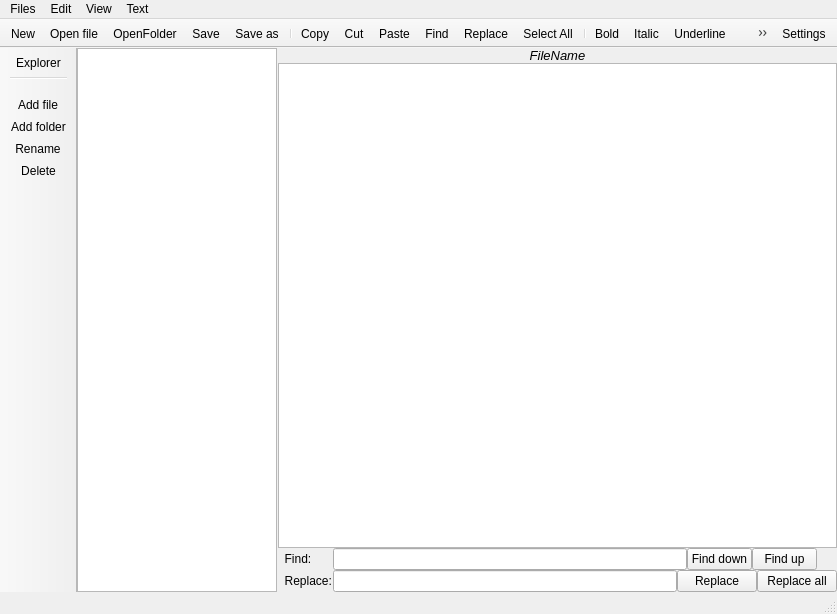
Before: the Qt Designer form mainwindow.ui in vorobeyka/TextEditor, drawn with Qt 5.
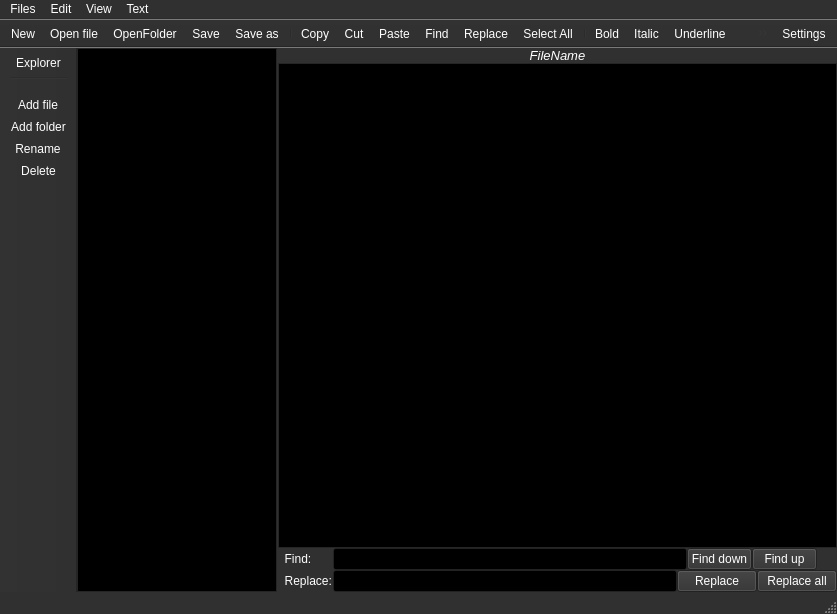
After: the same form once the commit is applied. Icons and pictures are not drawn.

What changed in the file:
```diff
--- a/mainwindow.ui
+++ b/mainwindow.ui
@@ -16,6 +16,448 @@
     <height>480</height>
    </size>
   </property>
+  <property name="palette">
+   <palette>
+    <active>
+     <colorrole role="WindowText">
+      <brush brushstyle="SolidPattern">
+       <color alpha="255">
+        <red>255</red>
+        <green>255</green>
+        <blue>255</blue>
+       </color>
+      </brush>
+     </colorrole>
+     <colorrole role="Button">
+      <brush brushstyle="SolidPattern">
+       <color alpha="255">
+        <red>48</red>
+        <green>48</green>
+        <blue>48</blue>
+       </color>
+      </brush>
+     </colorrole>
+     <colorrole role="Light">
+      <brush brushstyle="SolidPattern">
+       <color alpha="255">
+        <red>72</red>
+        <green>72</green>
+        <blue>72</blue>
+       </color>
+      </brush>
+     </colorrole>
+     <colorrole role="Midlight">
+      <brush brushstyle="SolidPattern">
+       <color alpha="255">
+        <red>60</red>
+        <green>60</green>
+        <blue>60</blue>
+       </color>
+      </brush>
+     </colorrole>
+     <colorrole role="Dark">
+      <brush brushstyle="SolidPattern">
+       <color alpha="255">
+        <red>24</red>
+        <green>24</green>
+        <blue>24</blue>
+       </color>
+      </brush>
+     </colorrole>
+     <colorrole role="Mid">
+      <brush brushstyle="SolidPattern">
+       <color alpha="255">
+        <red>32</red>
+        <green>32</green>
+        <blue>32</blue>
+       </color>
+      </brush>
+     </colorrole>
+     <colorrole role="Text">
+      <brush brushstyle="SolidPattern">
+       <color alpha="255">
+        <red>255</red>
+        <green>255</green>
+        <blue>255</blue>
+       </color>
+      </brush>
+     </colorrole>
+     <colorrole role="BrightText">
+      <brush brushstyle="SolidPattern">
+       <color alpha="255">
+        <red>255</red>
+        <green>255</green>
+        <blue>255</blue>
+       </color>
+      </brush>
+     </colorrole>
+     <colorrole role="ButtonText">
+      <brush brushstyle="SolidPattern">
+       <color alpha="255">
+        <red>255</red>
+        <green>255</green>
+        <blue>255</blue>
+       </color>
+      </brush>
+     </colorrole>
+     <colorrole role="Base">
+      <brush brushstyle="SolidPattern">
+       <color alpha="255">
+        <red>0</red>
+        <green>0</green>
+        <blue>0</blue>
+       </color>
+      </brush>
+     </colorrole>
+     <colorrole role="Window">
+      <brush brushstyle="SolidPattern">
+       <color alpha="255">
+        <red>48</red>
+        <green>48</green>
+        <blue>48</blue>
+       </color>
+      </brush>
+     </colorrole>
+     <colorrole role="Shadow">
+      <brush brushstyle="SolidPattern">
+       <color alpha="255">
+        <red>0</red>
+        <green>0</green>
+        <blue>0</blue>
+       </color>
+      </brush>
+     </colorrole>
+     <colorrole role="AlternateBase">
+      <brush brushstyle="SolidPattern">
+       <color alpha="255">
+        <red>24</red>
+        <green>24</green>
+        <blue>24</blue>
+       </color>
+      </brush>
+     </colorrole>
+     <colorrole role="ToolTipBase">
+      <brush brushstyle="SolidPattern">
+       <color alpha="255">
+        <red>255</red>
+        <green>255</green>
+        <blue>220</blue>
+       </color>
+      </brush>
+     </colorrole>
+     <colorrole role="ToolTipText">
+      <brush brushstyle="SolidPattern">
+       <color alpha="255">
+        <red>0</red>
+        <green>0</green>
+        <blue>0</blue>
+       </color>
+      </brush>
+     </colorrole>
+     <colorrole role="PlaceholderText">
+      <brush brushstyle="SolidPattern">
+       <color alpha="128">
+        <red>255</red>
+        <green>255</green>
+        <blue>255</blue>
+       </color>
+      </brush>
+     </colorrole>
+    </active>
+    <inactive>
+     <colorrole role="WindowText">
+      <brush brushstyle="SolidPattern">
+       <color alpha="255">
+        <red>255</red>
+        <green>255</green>
+        <blue>255</blue>
+       </color>
+      </brush>
+     </colorrole>
+     <colorrole role="Button">
+      <brush brushstyle="SolidPattern">
+       <color alpha="255">
+        <red>48</red>
+        <green>48</green>
+        <blue>48</blue>
+       </color>
+      </brush>
+     </colorrole>
+     <colorrole role="Light">
+      <brush brushstyle="SolidPattern">
+       <color alpha="255">
+        <red>72</red>
+        <green>72</green>
+        <blue>72</blue>
+       </color>
+      </brush>
+     </colorrole>
+     <colorrole role="Midlight">
+      <brush brushstyle="SolidPattern">
+       <color alpha="255">
+        <red>60</red>
+        <green>60</green>
+        <blue>60</blue>
+       </color>
+      </brush>
+     </colorrole>
+     <colorrole role="Dark">
+      <brush brushstyle="SolidPattern">
+       <color alpha="255">
+        <red>24</red>
+        <green>24</green>
+        <blue>24</blue>
+       </color>
+      </brush>
+     </colorrole>
+     <colorrole role="Mid">
+      <brush brushstyle="SolidPattern">
+       <color alpha="255">
+        <red>32</red>
+        <green>32</green>
+        <blue>32</blue>
+       </color>
+      </brush>
+     </colorrole>
+     <colorrole role="Text">
+      <brush brushstyle="SolidPattern">
+       <color alpha="255">
+        <red>255</red>
+        <green>255</green>
+        <blue>255</blue>
+       </color>
+      </brush>
+     </colorrole>
+     <colorrole role="BrightText">
+      <brush brushstyle="SolidPattern">
+       <color alpha="255">
+        <red>255</red>
+        <green>255</green>
+        <blue>255</blue>
+       </color>
+      </brush>
+     </colorrole>
+     <colorrole role="ButtonText">
+      <brush brushstyle="SolidPattern">
+       <color alpha="255">
+        <red>255</red>
+        <green>255</green>
+        <blue>255</blue>
+       </color>
+      </brush>
+     </colorrole>
+     <colorrole role="Base">
+      <brush brushstyle="SolidPattern">
+       <color alpha="255">
+        <red>0</red>
+        <green>0</green>
+        <blue>0</blue>
+       </color>
+      </brush>
+     </colorrole>
+     <colorrole role="Window">
+      <brush brushstyle="SolidPattern">
+       <color alpha="255">
+        <red>48</red>
+        <green>48</green>
+        <blue>48</blue>
+       </color>
+      </brush>
+     </colorrole>
+     <colorrole role="Shadow">
+      <brush brushstyle="SolidPattern">
+       <color alpha="255">
+        <red>0</red>
+        <green>0</green>
+        <blue>0</blue>
+       </color>
+      </brush>
+     </colorrole>
+     <colorrole role="AlternateBase">
+      <brush brushstyle="SolidPattern">
+       <color alpha="255">
+        <red>24</red>
+        <green>24</green>
+        <blue>24</blue>
+       </color>
+      </brush>
+     </colorrole>
+     <colorrole role="ToolTipBase">
+      <brush brushstyle="SolidPattern">
+       <color alpha="255">
+        <red>255</red>
+        <green>255</green>
+        <blue>220</blue>
+       </color>
+      </brush>
+     </colorrole>
+     <colorrole role="ToolTipText">
+      <brush brushstyle="SolidPattern">
+       <color alpha="255">
+        <red>0</red>
+        <green>0</green>
+        <blue>0</blue>
+       </color>
+      </brush>
+     </colorrole>
+     <colorrole role="PlaceholderText">
+      <brush brushstyle="SolidPattern">
+       <color alpha="128">
+        <red>255</red>
+        <green>255</green>
+        <blue>255</blue>
+       </color>
+      </brush>
+     </colorrole>
+    </inactive>
+    <disabled>
+     <colorrole role="WindowText">
+      <brush brushstyle="SolidPattern">
+       <color alpha="255">
+        <red>24</red>
+        <green>24</green>
+        <blue>24</blue>
+       </color>
+      </brush>
+     </colorrole>
+     <colorrole role="Button">
+      <brush brushstyle="SolidPattern">
+       <color alpha="255">
+        <red>48</red>
+        <green>48</green>
+        <blue>48</blue>
+       </color>
+      </brush>
+     </colorrole>
+     <colorrole role="Light">
+      <brush brushstyle="SolidPattern">
+       <color alpha="255">
+        <red>72</red>
+        <green>72</green>
+        <blue>72</blue>
+       </color>
+      </brush>
+     </colorrole>
+     <colorrole role="Midlight">
+      <brush brushstyle="SolidPattern">
+       <color alpha="255">
+        <red>60</red>
+        <green>60</green>
+        <blue>60</blue>
+       </color>
+      </brush>
+     </colorrole>
+     <colorrole role="Dark">
+      <brush brushstyle="SolidPattern">
+       <color alpha="255">
+        <red>24</red>
+        <green>24</green>
+        <blue>24</blue>
+       </color>
+      </brush>
+     </colorrole>
+     <colorrole role="Mid">
+      <brush brushstyle="SolidPattern">
+       <color alpha="255">
+        <red>32</red>
+        <green>32</green>
+        <blue>32</blue>
+       </color>
+      </brush>
+     </colorrole>
+     <colorrole role="Text">
+      <brush brushstyle="SolidPattern">
+       <color alpha="255">
+        <red>24</red>
+        <green>24</green>
+        <blue>24</blue>
+       </color>
+      </brush>
+     </colorrole>
+     <colorrole role="BrightText">
+      <brush brushstyle="SolidPattern">
+       <color alpha="255">
+        <red>255</red>
+        <green>255</green>
+        <blue>255</blue>
+       </color>
+      </brush>
+     </colorrole>
+     <colorrole role="ButtonText">
+      <brush brushstyle="SolidPattern">
+       <color alpha="255">
+        <red>24</red>
+        <green>24</green>
+        <blue>24</blue>
+       </color>
+      </brush>
+     </colorrole>
+     <colorrole role="Base">
+      <brush brushstyle="SolidPattern">
+       <color alpha="255">
+        <red>48</red>
+        <green>48</green>
+        <blue>48</blue>
+       </color>
+      </brush>
+     </colorrole>
+     <colorrole role="Window">
+      <brush brushstyle="SolidPattern">
+       <color alpha="255">
+        <red>48</red>
+        <green>48</green>
+        <blue>48</blue>
+       </color>
+      </brush>
+     </colorrole>
+     <colorrole role="Shadow">
+      <brush brushstyle="SolidPattern">
+       <color alpha="255">
+        <red>0</red>
+        <green>0</green>
+        <blue>0</blue>
+       </color>
+      </brush>
+     </colorrole>
+     <colorrole role="AlternateBase">
+      <brush brushstyle="SolidPattern">
+       <color alpha="255">
+        <red>48</red>
+        <green>48</green>
+        <blue>48</blue>
+       </color>
+      </brush>
+     </colorrole>
+     <colorrole role="ToolTipBase">
+      <brush brushstyle="SolidPattern">
+       <color alpha="255">
+        <red>255</red>
+        <green>255</green>
+        <blue>220</blue>
+       </color>
+      </brush>
+     </colorrole>
+     <colorrole role="ToolTipText">
+      <brush brushstyle="SolidPattern">
+       <color alpha="255">
+        <red>0</red>
+        <green>0</green>
+        <blue>0</blue>
+       </color>
+      </brush>
+     </colorrole>
+     <colorrole role="PlaceholderText">
+      <brush brushstyle="SolidPattern">
+       <color alpha="128">
+        <red>255</red>
+        <green>255</green>
+        <blue>255</blue>
+       </color>
+      </brush>
+     </colorrole>
+    </disabled>
+   </palette>
+  </property>
   <property name="windowTitle">
    <string>MainWindow</string>
   </property>
```
